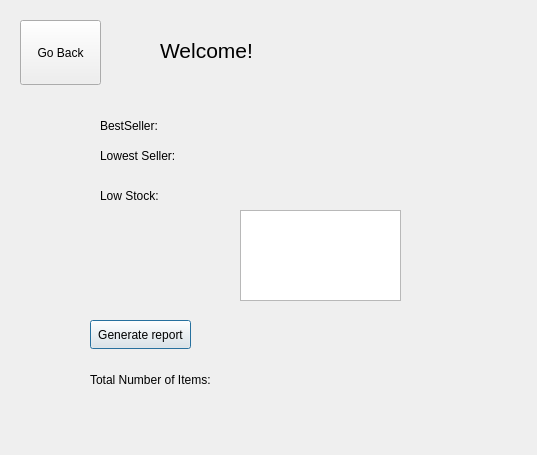
This is cs2_lab_final_project/dashboard.ui in Hamdy410/CS2_lab_finalProject as Qt 5 draws it before an edit. The edited form follows.
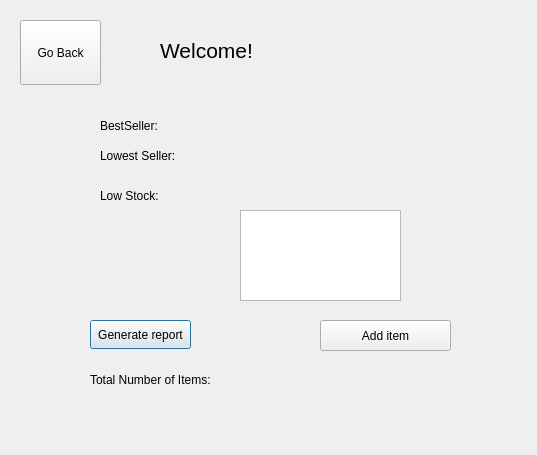
This is the edited form.

Commit message: add item active in dashboard

```diff
--- a/cs2_lab_final_project/dashboard.ui
+++ b/cs2_lab_final_project/dashboard.ui
@@ -125,6 +125,19 @@
     <string>Total Number of Items:</string>
    </property>
   </widget>
+  <widget class="QPushButton" name="pushButtonAddItem">
+   <property name="geometry">
+    <rect>
+     <x>320</x>
+     <y>320</y>
+     <width>131</width>
+     <height>31</height>
+    </rect>
+   </property>
+   <property name="text">
+    <string>Add item</string>
+   </property>
+  </widget>
  </widget>
  <resources/>
  <connections/>
```
The commit also changes 40 other files.
